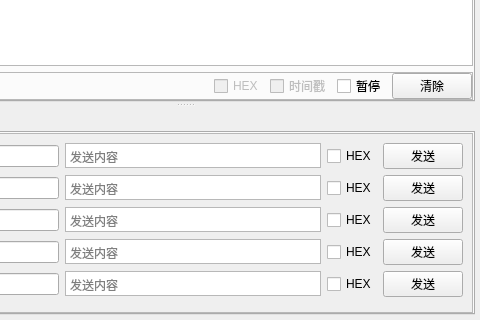
Before: the Qt Designer form start_serial/startcommunication.ui in m-RNA/TemperatureSelfCorrectionBasedOnQtSerial, drawn with Qt 5; both pictures show x 111 to 591 and y 216 to 536 of the 591 by 536 pixel window.
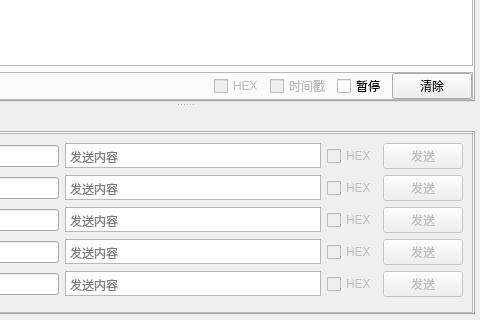
After: the same form once the commit is applied. The open tabs and pages were chosen to show the change. Icons and pictures are not drawn.

Commit message: 修正：调试界面->失能未实现功能的按钮

What changed in the file:
```diff
--- a/start_serial/startcommunication.ui
+++ b/start_serial/startcommunication.ui
@@ -880,6 +880,9 @@
            <layout class="QGridLayout" name="gridLayout_7">
             <item row="4" column="2">
              <widget class="QCheckBox" name="checkBox_25">
+              <property name="enabled">
+               <bool>false</bool>
+              </property>
               <property name="sizePolicy">
                <sizepolicy hsizetype="Fixed" vsizetype="Fixed">
                 <horstretch>0</horstretch>
@@ -929,6 +932,9 @@
             </item>
             <item row="0" column="2">
              <widget class="QCheckBox" name="checkBox_26">
+              <property name="enabled">
+               <bool>false</bool>
+              </property>
               <property name="sizePolicy">
                <sizepolicy hsizetype="Fixed" vsizetype="Fixed">
                 <horstretch>0</horstretch>
@@ -955,6 +961,9 @@
             </item>
             <item row="3" column="3">
              <widget class="QPushButton" name="pushButton_9">
+              <property name="enabled">
+               <bool>false</bool>
+              </property>
               <property name="text">
                <string>发送</string>
               </property>
@@ -962,6 +971,9 @@
             </item>
             <item row="4" column="3">
              <widget class="QPushButton" name="pushButton_10">
+              <property name="enabled">
+               <bool>false</bool>
+              </property>
               <property name="text">
                <string>发送</string>
               </property>
@@ -979,6 +991,9 @@
             </item>
             <item row="3" column="2">
              <widget class="QCheckBox" name="checkBox_24">
+              <property name="enabled">
+               <bool>false</bool>
+              </property>
               <property name="sizePolicy">
                <sizepolicy hsizetype="Fixed" vsizetype="Fixed">
                 <horstretch>0</horstretch>
@@ -1005,6 +1020,9 @@
             </item>
             <item row="1" column="2">
              <widget class="QCheckBox" name="checkBox_11">
+              <property name="enabled">
+               <bool>false</bool>
+              </property>
               <property name="sizePolicy">
                <sizepolicy hsizetype="Fixed" vsizetype="Fixed">
                 <horstretch>0</horstretch>
@@ -1038,6 +1056,9 @@
             </item>
             <item row="2" column="3">
              <widget class="QPushButton" name="pushButton_8">
+              <property name="enabled">
+               <bool>false</bool>
+              </property>
               <property name="text">
                <string>发送</string>
               </property>
@@ -1045,6 +1066,9 @@
             </item>
             <item row="0" column="3">
              <widget class="QPushButton" name="pushButton_3">
+              <property name="enabled">
+               <bool>false</bool>
+              </property>
               <property name="sizePolicy">
                <sizepolicy hsizetype="Minimum" vsizetype="Fixed">
                 <horstretch>0</horstretch>
@@ -1071,6 +1095,9 @@
             </item>
             <item row="2" column="2">
              <widget class="QCheckBox" name="checkBox_23">
+              <property name="enabled">
+               <bool>false</bool>
+              </property>
               <property name="sizePolicy">
                <sizepolicy hsizetype="Fixed" vsizetype="Fixed">
                 <horstretch>0</horstretch>
@@ -1084,6 +1111,9 @@
             </item>
             <item row="1" column="3">
              <widget class="QPushButton" name="pushButton_4">
+              <property name="enabled">
+               <bool>false</bool>
+              </property>
               <property name="text">
                <string>发送</string>
               </property>
```
